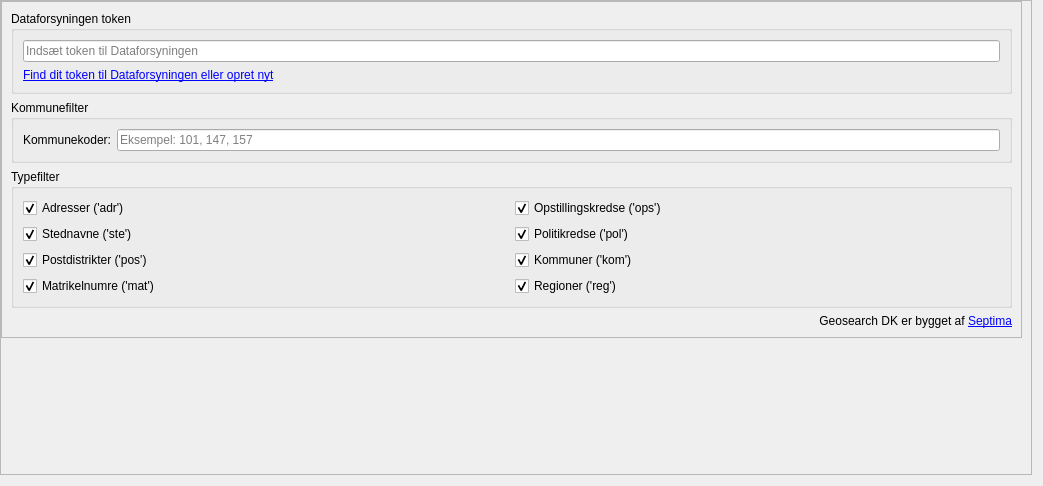
First picture: the form in src/geosearch_dk/config/settings.ui, repository Septima/qgis-geosearch, before the edit.
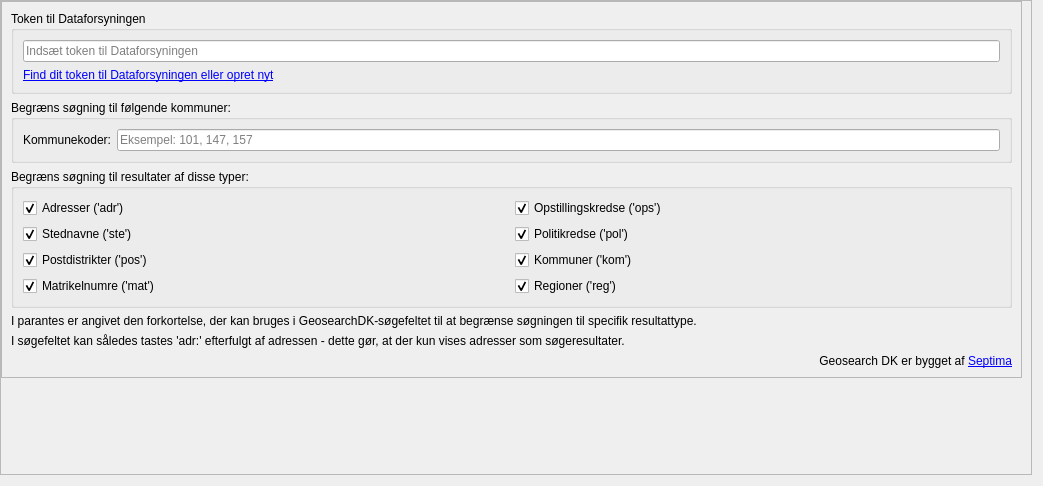
Second picture: the form after the edit.

Commit message: Justeret tekst i settingdialog

Patch:
```diff
--- a/src/geosearch_dk/config/settings.ui
+++ b/src/geosearch_dk/config/settings.ui
@@ -49,7 +49,7 @@
         <x>0</x>
         <y>0</y>
         <width>1032</width>
-        <height>306</height>
+        <height>344</height>
        </rect>
       </property>
       <property name="sizePolicy">
@@ -83,7 +83,7 @@
           <item>
            <widget class="QGroupBox" name="groupBox">
             <property name="title">
-             <string>Dataforsyningen token</string>
+             <string>Token til Dataforsyningen</string>
             </property>
             <layout class="QVBoxLayout" name="verticalLayout">
              <item>
@@ -115,7 +115,7 @@
              <string>Søg kun i listede kommuner</string>
             </property>
             <property name="title">
-             <string>Kommunefilter</string>
+             <string>Begræns søgning til følgende kommuner:</string>
             </property>
             <property name="flat">
              <bool>false</bool>
@@ -154,7 +154,7 @@
              <string>Søg kun blandt markerede typer</string>
             </property>
             <property name="title">
-             <string>Typefilter</string>
+             <string>Begræns søgning til resultater af disse typer:</string>
             </property>
             <layout class="QGridLayout" name="gridLayout_3">
              <item row="2" column="1">
@@ -240,10 +240,24 @@
             </layout>
            </widget>
           </item>
+          <item>
+           <widget class="QLabel" name="label_soegtip1">
+            <property name="text">
+             <string>I parantes er angivet den forkortelse, der kan bruges i GeosearchDK-søgefeltet til at begrænse søgningen til specifik resultattype.</string>
+            </property>
+           </widget>
+          </item>
+          <item>
+           <widget class="QLabel" name="label_soegtip2">
+            <property name="text">
+             <string>I søgefeltet kan således tastes 'adr:' efterfulgt af adressen - dette gør, at der kun vises adresser som søgeresultater.</string>
+            </property>
+           </widget>
+          </item>
           <item>
            <widget class="QLabel" name="copyrightLabel">
             <property name="text">
-             <string>Geosearch DK er bygget af  &lt;a href=&quot;https://septima.dk&quot;&gt;Septima&lt;/a&gt;</string>
+             <string>&lt;html&gt;&lt;head/&gt;&lt;body&gt;&lt;p&gt;Geosearch DK er bygget af &lt;a href=&quot;https://septima.dk&quot;&gt;&lt;span style=&quot; text-decoration: underline; color:#0000ff;&quot;&gt;Septima&lt;/span&gt;&lt;/a&gt;&lt;/p&gt;&lt;/body&gt;&lt;/html&gt;</string>
             </property>
             <property name="alignment">
              <set>Qt::AlignRight|Qt::AlignTrailing|Qt::AlignVCenter</set>
```
Left out of the diff: 86 changed lines with no effect on the pictures.
